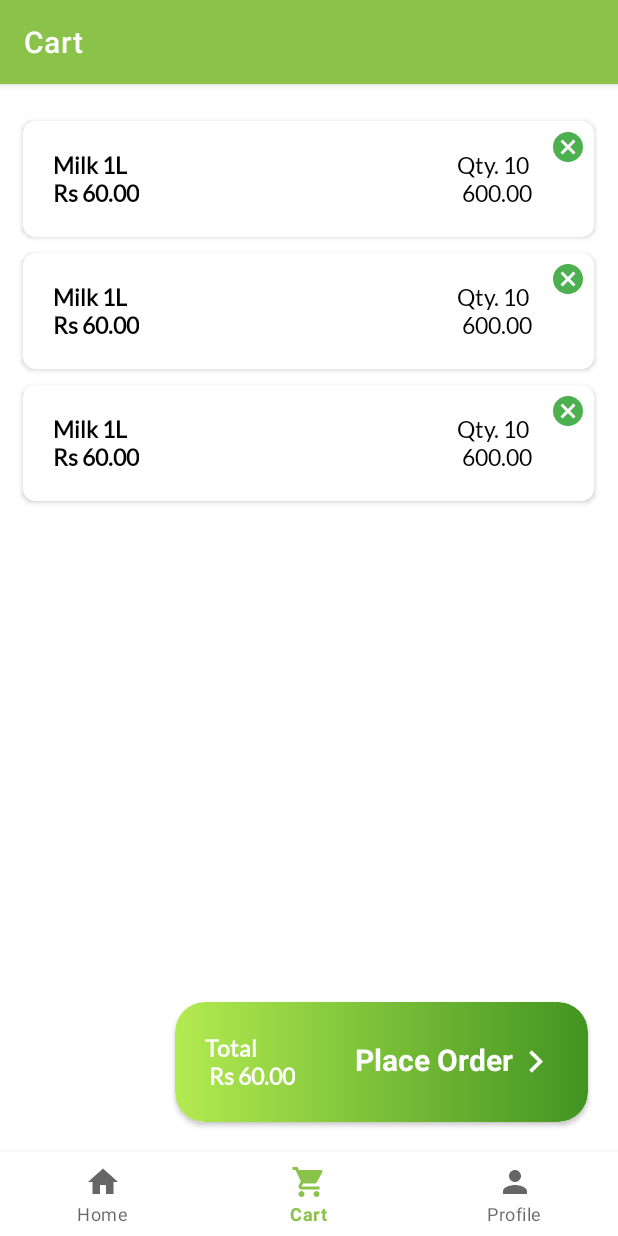
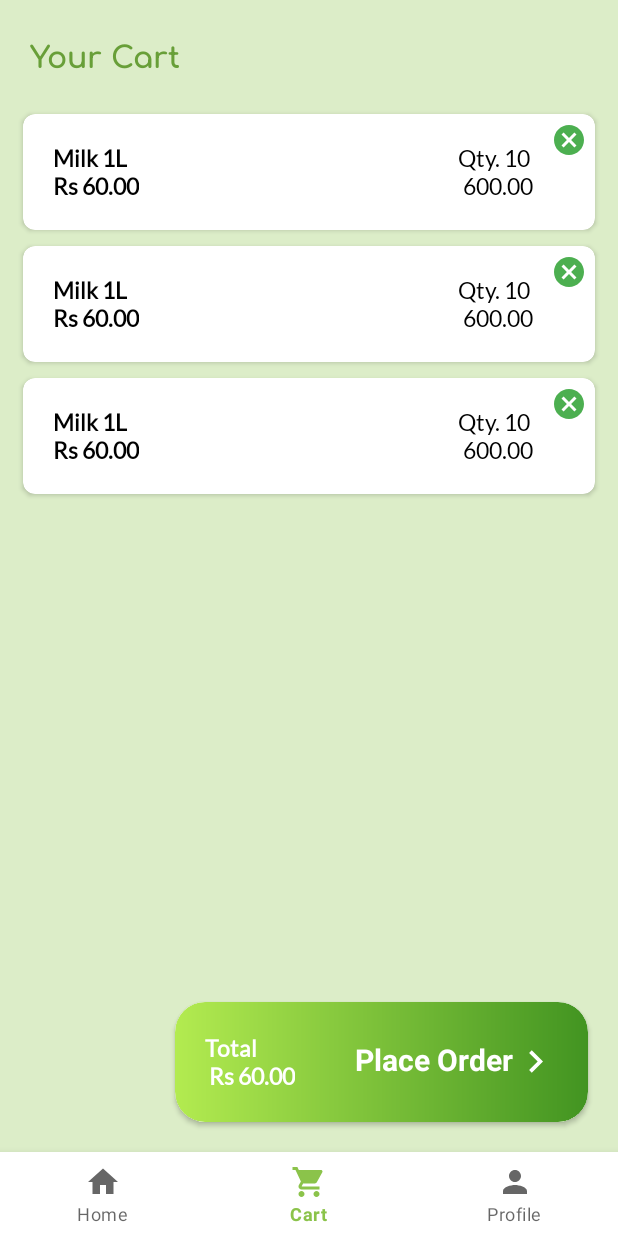
Before and after one commit to nishitagoyal/BuyTheBest-Users, an Android app: the CartFragment screen opened through its navigation route, on a phone screen of 412 x 824 dp. Run offline under Robolectric (Android 15) with nearby library versions, the phone set to English and light mode, and no system bars; our stand-ins replace Firebase (no records; nobody signed in at launch, a user with empty details on screens opened directly), Picasso, navigation-ui.

Commit message:
Ui changes done

```diff
--- a/app/src/main/java/com/something/groceryapp/activity/MainActivity.java
+++ b/app/src/main/java/com/something/groceryapp/activity/MainActivity.java
@@ -30,7 +30,7 @@ public class MainActivity extends AppCompatActivity {
                 R.id.navigation_home, R.id.navigation_cart, R.id.navigation_profile)
                 .build();
         NavController navController = Navigation.findNavController(this, R.id.nav_host_fragment);
-        NavigationUI.setupActionBarWithNavController(this, navController, appBarConfiguration);
+      //  NavigationUI.setupActionBarWithNavController(this, navController, appBarConfiguration);
         NavigationUI.setupWithNavController(navView, navController);
     }
 
--- a/app/src/main/java/com/something/groceryapp/ui/home/HomeFragment.java
+++ b/app/src/main/java/com/something/groceryapp/ui/home/HomeFragment.java
@@ -11,6 +11,7 @@ import androidx.annotation.NonNull;
 import androidx.annotation.Nullable;
 import androidx.fragment.app.Fragment;
 import androidx.fragment.app.FragmentManager;
+import androidx.recyclerview.widget.GridLayoutManager;
 import androidx.recyclerview.widget.RecyclerView;
 import androidx.viewpager.widget.ViewPager;
 import androidx.viewpager2.widget.ViewPager2;
@@ -89,6 +90,10 @@ public class HomeFragment extends Fragment {
                     Categories categories = ds.getValue(Categories.class);
                     categoriesList.add(categories);
                 }
+                GridLayoutManager layoutManager=new GridLayoutManager(getContext(),4);
+
+                // at last set adapter to recycler view.
+                categoriesRecyclerView.setLayoutManager(layoutManager);
                 categoriesRecyclerView.setAdapter(new CategoriesAdapter(getContext(),categoriesList,this::OnItemClick));
             }
 
--- a/app/src/main/res/layout/activity_login.xml
+++ b/app/src/main/res/layout/activity_login.xml
@@ -4,7 +4,7 @@
     xmlns:tools="http://schemas.android.com/tools"
     android:layout_width="match_parent"
     android:layout_height="match_parent"
-    android:background="@color/darkGreen"
+    android:background="@color/dullWhite"
     tools:context=".activity.LoginActivity">
 
     <androidx.cardview.widget.CardView
@@ -30,7 +30,7 @@
                 android:layout_height="100dp"
                 android:layout_margin="10dp"
                 android:layout_gravity="center"
-                android:src="@drawable/grocery" />
+                android:src="@mipmap/btb_launcher_round" />
 
             <EditText
                 android:layout_width="match_parent"
--- a/app/src/main/res/layout/activity_register.xml
+++ b/app/src/main/res/layout/activity_register.xml
@@ -4,7 +4,7 @@
     xmlns:tools="http://schemas.android.com/tools"
     android:layout_width="match_parent"
     android:layout_height="match_parent"
-    android:background="@color/darkGreen"
+    android:background="@color/dullWhite"
     tools:context=".activity.RegisterActivity">
 
     <RelativeLayout
@@ -33,7 +33,7 @@
                 <ImageView
                     android:layout_width="100dp"
                     android:layout_height="100dp"
-                    android:src="@drawable/grocery"
+                    android:src="@mipmap/btb_launcher_round"
                     android:layout_gravity="center_horizontal"
                     android:layout_margin="5dp" />
 
--- a/app/src/main/res/layout/fragment_cart.xml
+++ b/app/src/main/res/layout/fragment_cart.xml
@@ -1,19 +1,36 @@
 <?xml version="1.0" encoding="utf-8"?>
-<RelativeLayout xmlns:android="http://schemas.android.com/apk/res/android"
+<androidx.constraintlayout.widget.ConstraintLayout
+    android:id="@+id/rootLayout"
+    xmlns:android="http://schemas.android.com/apk/res/android"
     xmlns:app="http://schemas.android.com/apk/res-auto"
     xmlns:tools="http://schemas.android.com/tools"
     android:layout_width="match_parent"
     android:layout_height="match_parent"
     android:orientation="vertical"
     tools:context=".ui.cart.CartFragment"
-    android:layout_marginBottom="?attr/actionBarSize">
+    android:layout_marginBottom="?attr/actionBarSize"
+    android:background="@color/dullWhite">
+
+    <androidx.appcompat.widget.AppCompatTextView
+        android:id="@+id/txt_heading"
+        android:layout_width="wrap_content"
+        android:layout_height="wrap_content"
+        app:layout_constraintTop_toTopOf="@id/rootLayout"
+        app:layout_constraintStart_toStartOf="@id/rootLayout"
+        android:text="Your Cart"
+        android:textSize="20sp"
+        android:textColor="@color/darkGreen"
+        android:fontFamily="@font/comfortaa_bold"
+        android:textStyle="bold"
+        android:layout_marginStart="20dp"
+        android:layout_marginTop="20dp"/>
 
     <androidx.recyclerview.widget.RecyclerView
         android:id="@+id/cartListRecyclerView"
-        android:layout_width="391dp"
+        android:layout_width="match_parent"
         android:layout_height="536dp"
-        android:layout_above="@+id/place_order_card"
-        android:layout_alignParentTop="true"
+        app:layout_constraintTop_toBottomOf="@id/txt_heading"
+        app:layout_constraintStart_toStartOf="@id/rootLayout"
         android:layout_marginStart="10dp"
         android:layout_marginTop="19dp"
         android:layout_marginEnd="10dp"
@@ -23,11 +40,11 @@
     <androidx.cardview.widget.CardView
         android:layout_width="wrap_content"
         android:layout_height="80dp"
+        app:layout_constraintBottom_toBottomOf="@id/rootLayout"
+        app:layout_constraintEnd_toEndOf="@id/rootLayout"
         android:layout_margin="20dp"
         android:id="@+id/place_order_card"
-        app:cardCornerRadius="20dp"
-        android:layout_alignParentBottom="true"
-        android:layout_alignParentEnd="true">
+        app:cardCornerRadius="20dp">
 
         <LinearLayout
             android:layout_width="match_parent"
@@ -63,4 +80,4 @@
 
         </LinearLayout>
     </androidx.cardview.widget.CardView>
-</RelativeLayout>
+</androidx.constraintlayout.widget.ConstraintLayout>
--- a/app/src/main/res/layout/fragment_profile.xml
+++ b/app/src/main/res/layout/fragment_profile.xml
@@ -5,7 +5,8 @@
     android:layout_width="match_parent"
     android:layout_height="match_parent"
     android:layout_marginBottom="?attr/actionBarSize"
-    tools:context=".ui.profile.ProfileFragment">
+    tools:context=".ui.profile.ProfileFragment"
+    android:background="@color/dullWhite">
 
     <LinearLayout
         android:layout_width="match_parent"
--- a/app/src/main/res/layout/slider_custom_layout.xml
+++ b/app/src/main/res/layout/slider_custom_layout.xml
@@ -4,7 +4,6 @@
     android:layout_height="match_parent"
     xmlns:app="http://schemas.android.com/apk/res-auto"
     app:cardCornerRadius="10dp"
-    android:layout_margin="10dp"
     android:elevation="8dp">
 
     <ImageView
--- a/app/src/main/res/values-night/themes.xml
+++ b/app/src/main/res/values-night/themes.xml
@@ -1,6 +1,6 @@
 <resources xmlns:tools="http://schemas.android.com/tools">
     <!-- Base application theme. -->
-    <style name="Theme.GroceryApp" parent="Theme.MaterialComponents.DayNight.DarkActionBar">
+    <style name="Theme.GroceryApp" parent="Theme.MaterialComponents.DayNight.NoActionBar">
 <!--        &lt;!&ndash; Primary brand color. &ndash;&gt;-->
 <!--        <item name="colorPrimary">@color/purple_200</item>-->
 <!--        <item name="colorPrimaryVariant">@color/purple_700</item>-->
--- a/app/src/main/res/values/colors.xml
+++ b/app/src/main/res/values/colors.xml
@@ -13,4 +13,5 @@
     <color name="Grey">#FF757575</color>
     <color name="lightGrey">#FFBDBDBD</color>
     <color name="green">#FF8BC34A</color>
+    <color name="verylightgreen">#90EE90</color>
 </resources>
--- a/app/src/main/res/values/themes.xml
+++ b/app/src/main/res/values/themes.xml
@@ -1,6 +1,6 @@
 <resources xmlns:tools="http://schemas.android.com/tools">
     <!-- Base application theme. -->
-    <style name="Theme.GroceryApp" parent="Theme.MaterialComponents.DayNight.DarkActionBar">
+        <style name="Theme.GroceryApp" parent="Theme.MaterialComponents.DayNight.NoActionBar">
         <!-- Primary brand color. -->
         <item name="colorPrimary">@color/green</item>
         <item name="colorPrimaryVariant">@color/darkGreen</item>
```
Also changed, not shown: app/src/main/java/com/something/groceryapp/activity/ItemActivity.java (+7 -3 lines), app/src/main/res/layout/activity_item.xml (+16 -2 lines), app/src/main/res/layout/categories_list_item.xml (+7 -6 lines), app/src/main/res/layout/fragment_home.xml (+25 -10 lines), app/src/main/res/drawable/seabasketlogo.png (added).
